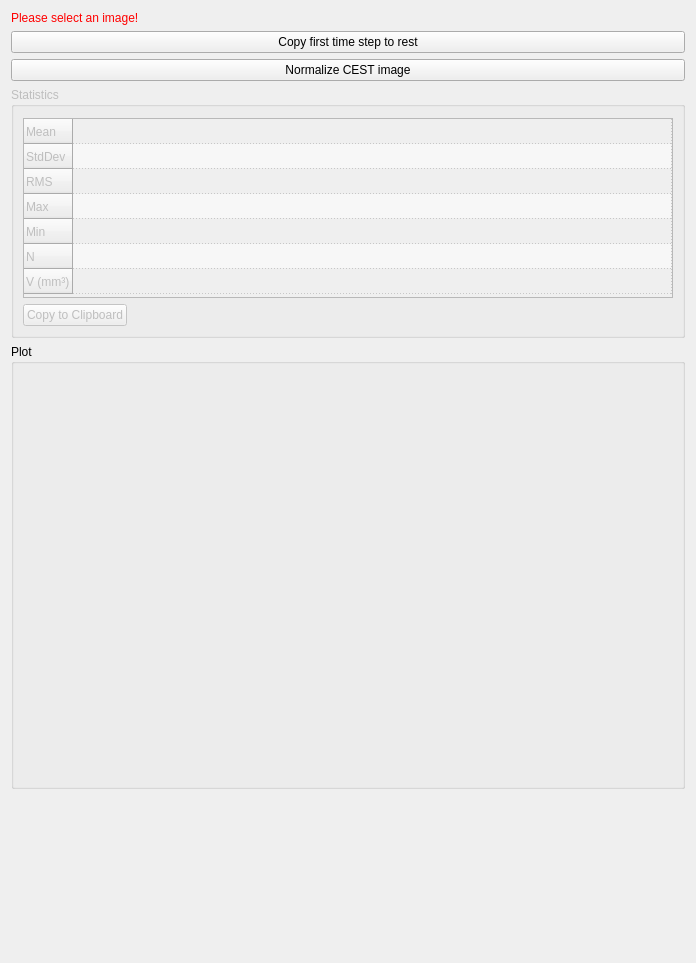
First picture: the form in Plugins/org.mitk.gui.qt.cest/src/internal/QmitkCESTStatisticsViewControls.ui, repository MITK/MITK, before the edit.
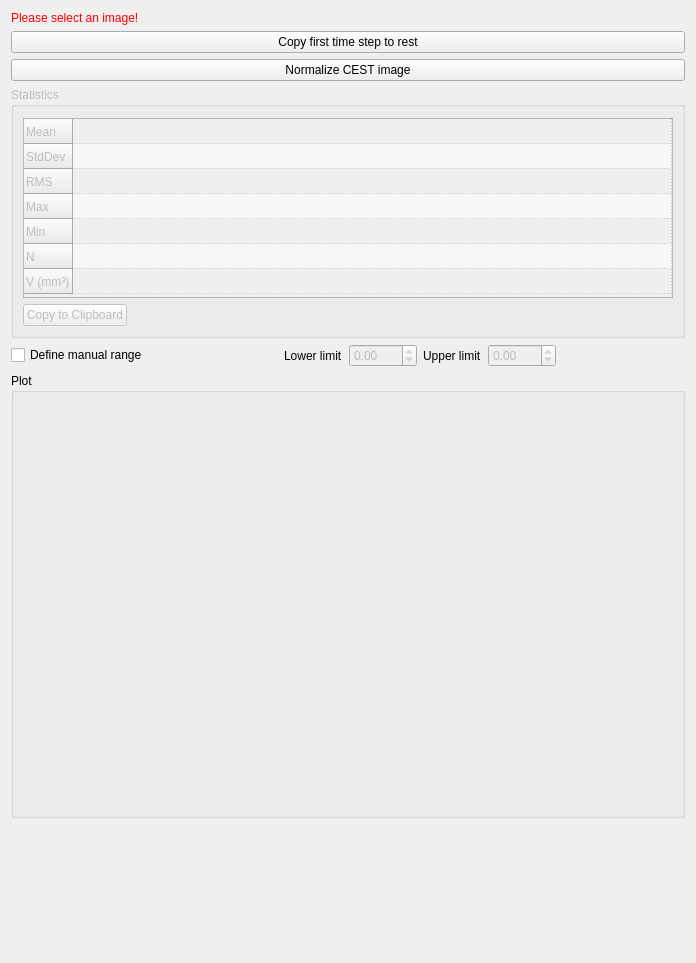
Second picture: the form after the edit. Custom widgets are drawn as their Qt base class.

What changed in the file:
```diff
--- a/Plugins/org.mitk.gui.qt.cest/src/internal/QmitkCESTStatisticsViewControls.ui
+++ b/Plugins/org.mitk.gui.qt.cest/src/internal/QmitkCESTStatisticsViewControls.ui
@@ -234,6 +234,95 @@
      </layout>
     </widget>
    </item>
+   <item>
+    <layout class="QHBoxLayout" name="horizontalLayout_2">
+     <property name="sizeConstraint">
+      <enum>QLayout::SetDefaultConstraint</enum>
+     </property>
+     <property name="topMargin">
+      <number>0</number>
+     </property>
+     <property name="bottomMargin">
+      <number>0</number>
+     </property>
+     <item>
+      <widget class="QCheckBox" name="fixedRangeCheckBox">
+       <property name="text">
+        <string>Define manual range</string>
+       </property>
+      </widget>
+     </item>
+     <item>
+      <spacer name="horizontalSpacer_3">
+       <property name="orientation">
+        <enum>Qt::Horizontal</enum>
+       </property>
+       <property name="sizeHint" stdset="0">
+        <size>
+         <width>40</width>
+         <height>20</height>
+        </size>
+       </property>
+      </spacer>
+     </item>
+     <item>
+      <widget class="QLabel" name="fixedRangeLowerLabel">
+       <property name="text">
+        <string>Lower limit</string>
+       </property>
+      </widget>
+     </item>
+     <item>
+      <widget class="QDoubleSpinBox" name="fixedRangeLowerDoubleSpinBox">
+       <property name="enabled">
+        <bool>false</bool>
+       </property>
+       <property name="minimum">
+        <double>-299.899999999999977</double>
+       </property>
+       <property name="maximum">
+        <double>299.990000000000009</double>
+       </property>
+      </widget>
+     </item>
+     <item>
+      <widget class="QLabel" name="fixedRangeUpperLabel">
+       <property name="text">
+        <string>Upper limit</string>
+       </property>
+      </widget>
+     </item>
+     <item>
+      <widget class="QDoubleSpinBox" name="fixedRangeUpperDoubleSpinBox">
+       <property name="enabled">
+        <bool>false</bool>
+       </property>
+       <property name="decimals">
+        <number>2</number>
+       </property>
+       <property name="minimum">
+        <double>-299.899999999999977</double>
+       </property>
+       <property name="maximum">
+        <double>299.990000000000009</double>
+       </property>
+      </widget>
+     </item>
+     <item>
+      <spacer name="horizontalSpacer_2">
+       <property name="orientation">
+        <enum>Qt::Horizontal</enum>
+       </property>
+       <property name="sizeHint" stdset="0">
+        <size>
+         <width>40</width>
+         <height>20</height>
+        </size>
+       </property>
+      </spacer>
+     </item>
+    </layout>
+   </item>
    <item>
     <widget class="QGroupBox" name="m_PlotGroupBox">
      <property name="title">
```
